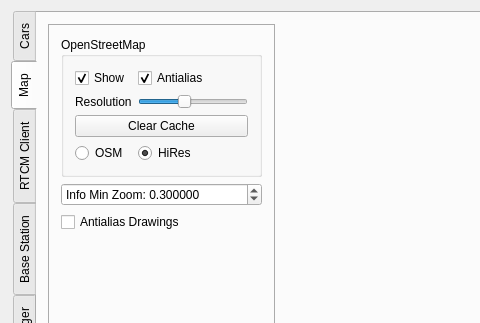
Before: the Qt Designer form Linux/RC_Car_Tool/mainwindow.ui in vedderb/rise_sdvp, drawn with Qt 5; both pictures show x 0 to 480 and y 0 to 323 of the 1048 by 636 pixel window.
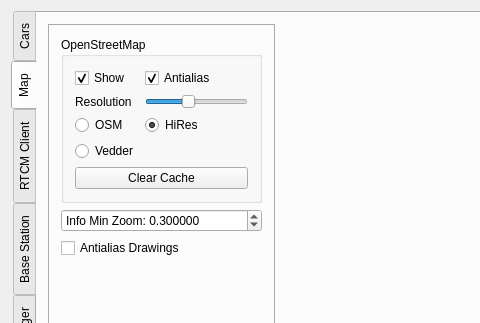
After: the same form once the commit is applied. The open tabs and pages were chosen to show the change. Custom widgets are drawn as their Qt base class.

```diff
--- a/Linux/RC_Car_Tool/mainwindow.ui
+++ b/Linux/RC_Car_Tool/mainwindow.ui
@@ -381,21 +381,28 @@
                    </property>
                   </widget>
                  </item>
-                 <item row="3" column="0" colspan="2">
-                  <widget class="QPushButton" name="mapOsmClearCacheButton">
-                   <property name="text">
-                    <string>Clear Cache</string>
-                   </property>
-                  </widget>
-                 </item>
-                 <item row="4" column="0">
+                 <item row="3" column="0">
                   <widget class="QRadioButton" name="mapOsmServerOsmButton">
                    <property name="text">
                     <string>OSM</string>
                    </property>
                   </widget>
                  </item>
-                 <item row="4" column="1">
+                 <item row="4" column="0">
+                  <widget class="QRadioButton" name="mapOsmServerVedderButton">
+                   <property name="text">
+                    <string>Vedder</string>
+                   </property>
+                  </widget>
+                 </item>
+                 <item row="5" column="0" colspan="2">
+                  <widget class="QPushButton" name="mapOsmClearCacheButton">
+                   <property name="text">
+                    <string>Clear Cache</string>
+                   </property>
+                  </widget>
+                 </item>
+                 <item row="3" column="1">
                   <widget class="QRadioButton" name="mapOsmServerHiResButton">
                    <property name="text">
                     <string>HiRes</string>
```
Left out of the diff: 2 changed lines with no effect on the pictures.
